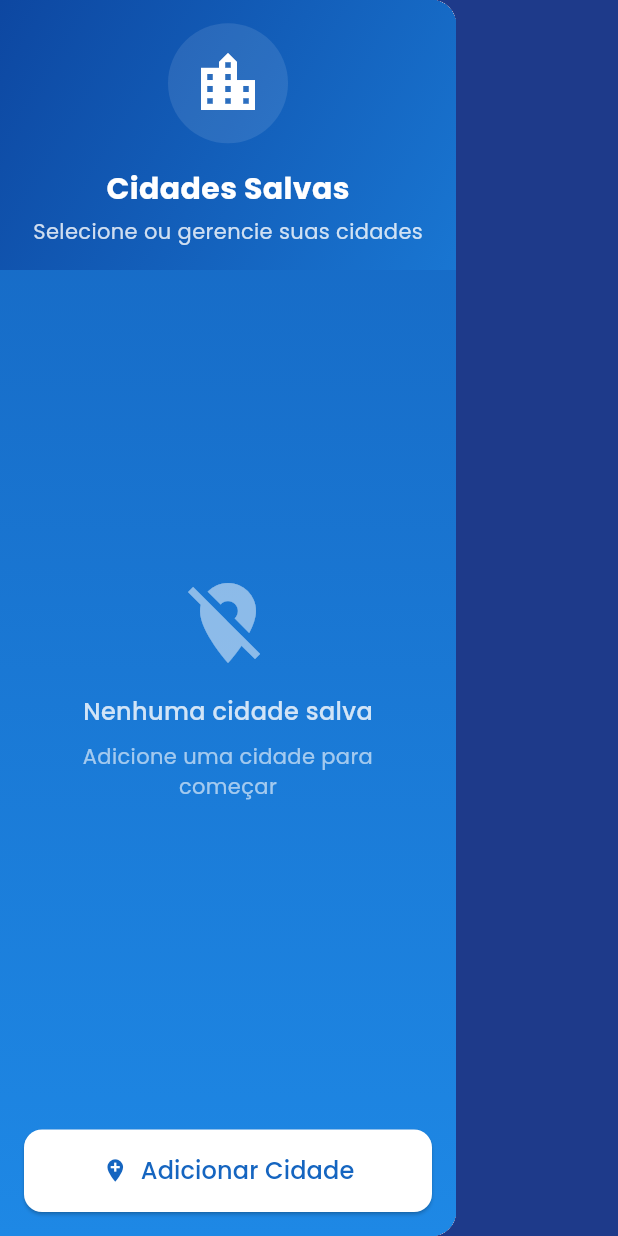
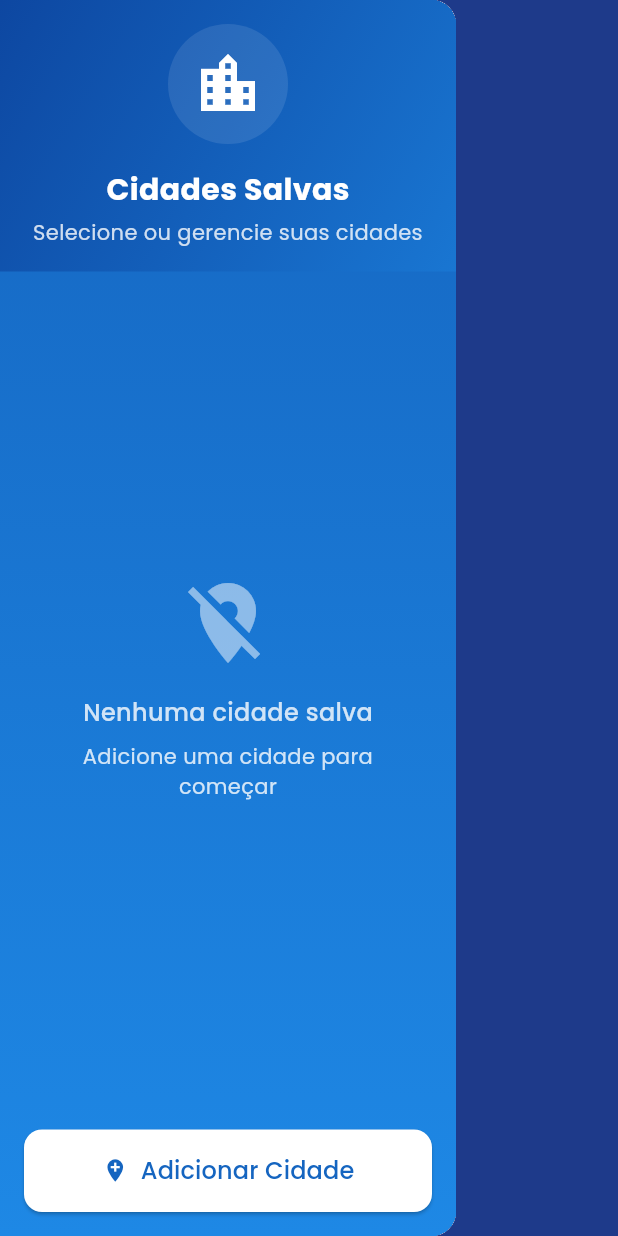
Before and after one commit to RIGOandre/OpenW_Api, a Flutter app: the CustomDrawer widget shown alone on an empty page, opened directly with empty values, on a phone screen of 412 x 824 dp. Run offline on Flutter 3.47's test engine with Material 3 defaults, Android fonts, the phone set to English and light mode, and no system bars; our stand-ins replace connectivity_plus, google_fonts, shared_preferences, shimmer, sqflite, sqflite_common_ffi; accounts and stored records are empty.

Commit message:
fix: corrige previsao, cartoes, menu e tela de carregamento

```diff
--- a/lib/widgets/custom_drawer.dart
+++ b/lib/widgets/custom_drawer.dart
@@ -1,41 +1,39 @@
 import 'package:flutter/material.dart';
+import '../theme/app_theme.dart';
 
 class CustomDrawer extends StatelessWidget {
   final List<String> cities;
   final String currentCity;
-  final Function(String) onCitySelected;
-  final Function(String) onCityDeleted;
+  final ValueChanged<String> onCitySelected;
+  final ValueChanged<String> onCityDeleted;
   final VoidCallback onAddCity;
 
   const CustomDrawer({
-    Key? key,
+    super.key,
     required this.cities,
     required this.currentCity,
     required this.onCitySelected,
     required this.onCityDeleted,
     required this.onAddCity,
-  }) : super(key: key);
+  });
 
   @override
   Widget build(BuildContext context) {
     return Drawer(
       child: Container(
-        decoration: BoxDecoration(
-          gradient: LinearGradient(
-            begin: Alignment.topCenter,
-            end: Alignment.bottomCenter,
-            colors: [
-              Colors.blue[800]!,
-              Colors.blue[600]!,
+        decoration: BoxDecoration(gradient: AppTheme.drawer),
+        // O Drawer não aplica SafeArea nos filhos: sem isso o botão de adicionar
+        // fica sob a barra de gestos. O topo segue livre para o gradiente do
+        // cabeçalho continuar subindo atrás da barra de status.
+        child: SafeArea(
+          top: false,
+          child: Column(
+            children: [
+              _buildDrawerHeader(),
+              Expanded(child: _buildCityList()),
+              _buildAddCityButton(context),
             ],
           ),
-        ),
-        child: Column(
-          children: [
-            _buildDrawerHeader(),
-            Expanded(child: _buildCityList()),
-            _buildAddCityButton(context),
-          ],
         ),
       ),
     );
@@ -43,18 +41,12 @@ class CustomDrawer extends StatelessWidget {
 
   Widget _buildDrawerHeader() {
     return Container(
-      height: 180,
+      // Altura mínima em vez de fixa: com a fonte do sistema ampliada o
+      // cabeçalho cresce em vez de estourar.
+      constraints: const BoxConstraints(minHeight: 180),
       width: double.infinity,
-      decoration: BoxDecoration(
-        gradient: LinearGradient(
-          begin: Alignment.topLeft,
-          end: Alignment.bottomRight,
-          colors: [
-            Colors.blue[900]!,
-            Colors.blue[700]!,
-          ],
-        ),
-      ),
+      padding: const EdgeInsets.symmetric(vertical: 16),
+      decoration: BoxDecoration(gradient: AppTheme.drawerHeader),
       child: Column(
         mainAxisAlignment: MainAxisAlignment.center,
         children: [
@@ -86,6 +78,7 @@ class CustomDrawer extends StatelessWidget {
               color: Colors.white.withOpacity(0.8),
               fontSize: 14,
             ),
+            textAlign: TextAlign.center,
           ),
         ],
       ),
@@ -95,10 +88,10 @@ class CustomDrawer extends StatelessWidget {
   Widget _buildCityList() {
     if (cities.isEmpty) {
       return Center(
-        child: Padding(
+        child: SingleChildScrollView(
           padding: const EdgeInsets.all(24),
           child: Column(
-            mainAxisAlignment: MainAxisAlignment.center,
+            mainAxisSize: MainAxisSize.min,
             children: [
               Icon(
                 Icons.location_off,
@@ -118,7 +111,9 @@ class CustomDrawer extends StatelessWidget {
               Text(
                 'Adicione uma cidade para começar',
                 style: TextStyle(
-                  color: Colors.white.withOpacity(0.6),
+                  // 0.6 sobre o azul do menu fica com contraste baixo demais
+                  // para texto secundário.
+                  color: Colors.white.withOpacity(0.8),
                   fontSize: 14,
                 ),
                 textAlign: TextAlign.center,
@@ -148,6 +143,7 @@ class CustomDrawer extends StatelessWidget {
                 : null,
           ),
           child: ListTile(
+            selected: isSelected,
             leading: Container(
               padding: const EdgeInsets.all(8),
               decoration: BoxDecoration(
@@ -181,6 +177,9 @@ class CustomDrawer extends StatelessWidget {
                 : null,
             trailing: cities.length > 1
                 ? IconButton(
+                    // O tooltip também vira rótulo para o leitor de tela, que
+                    // sem ele anuncia só "botão" em todas as linhas.
+                    tooltip: 'Remover $city',
                     icon: Icon(
                       Icons.delete_outline,
                       color: Colors.red[300],
@@ -189,7 +188,11 @@ class CustomDrawer extends StatelessWidget {
                     onPressed: () => _showDeleteDialog(context, city),
                   )
                 : null,
-            onTap: isSelected ? null : () => onCitySelected(city),
+            // Tocar na cidade já selecionada fecha o menu, que é o que o gesto
+            // sugere; nas demais quem fecha é quem trata onCitySelected.
+            onTap: isSelected
+                ? () => Navigator.pop(context)
+                : () => onCitySelected(city),
           ),
         );
       },
```
Also changed, not shown: lib/widgets/forecast_widget.dart (+85 -77 lines), lib/widgets/info_cards.dart (+17 -4 lines), lib/widgets/weather_loading_widget.dart (+70 -53 lines).
